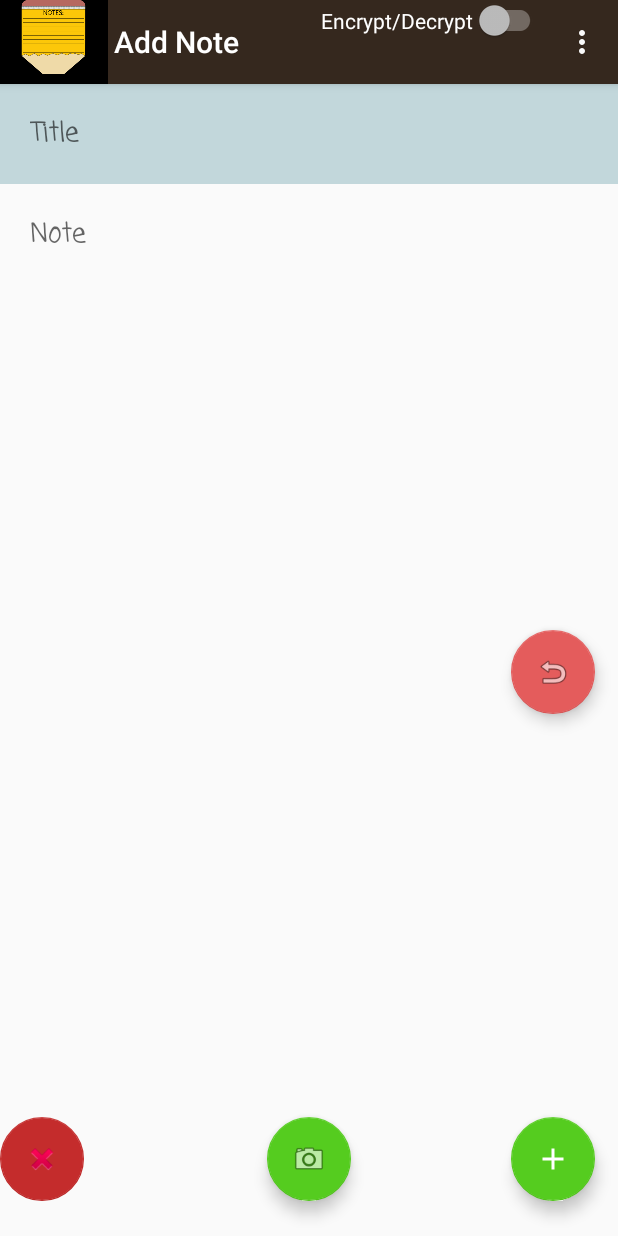
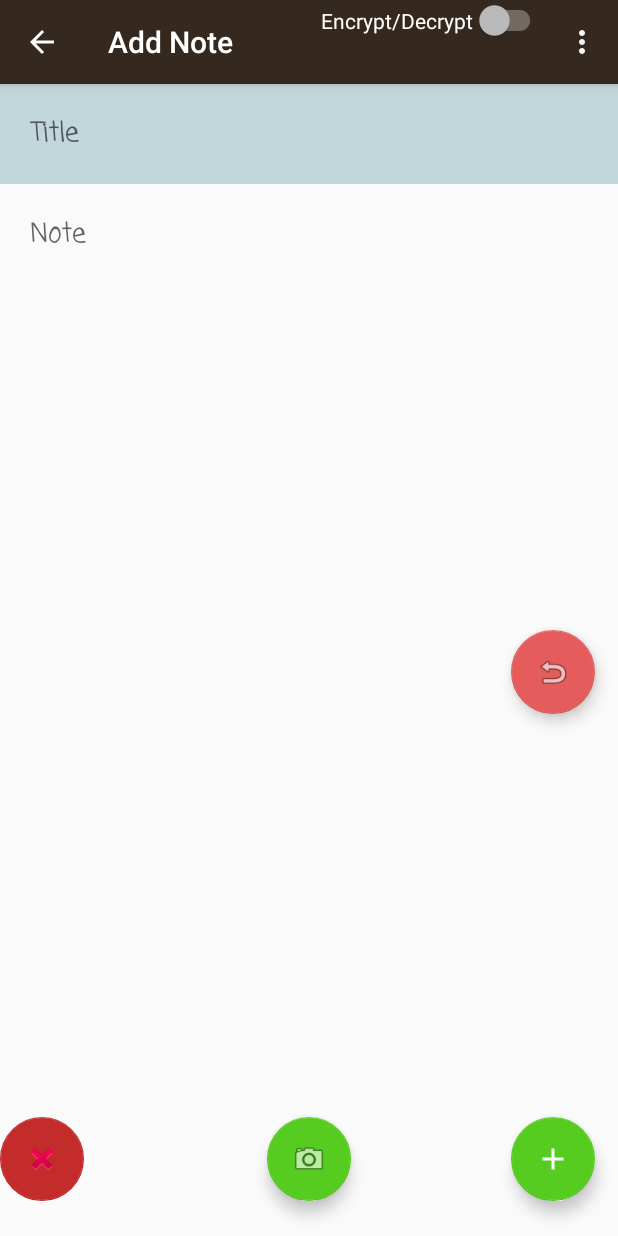
Before and after one commit to EmanuelSadu/NoteEncrypt2, an Android app: the screen it shows after launch (AddNote), after a tap on an icon or button, on a phone screen of 412 x 824 dp. Run offline under Robolectric (Android 15) with nearby library versions, the phone set to English and light mode, and no system bars; our stand-ins replace Room's generated code, Volley; pictures from the network do not load.

Commit message:
Icon change, disable menu items, remove ugly back

```diff
--- a/app/src/main/AndroidManifest.xml
+++ b/app/src/main/AndroidManifest.xml
@@ -16,7 +16,7 @@
     <application
         android:allowBackup="true"
         android:configChanges="orientation|screenSize|keyboardHidden"
-        android:icon="@mipmap/ic_launcher"
+        android:icon="@mipmap/ic_icc"
         android:label="@string/app_name"
         android:roundIcon="@mipmap/ic_iccc_round"
         android:supportsRtl="true"
--- a/app/src/main/java/marius/stana/note/encrypt2/AddNote.java
+++ b/app/src/main/java/marius/stana/note/encrypt2/AddNote.java
@@ -56,7 +56,6 @@ public class AddNote extends AppCompatActivity {
 
 
     private void configureLayout() {
-        Objects.requireNonNull(getSupportActionBar()).setHomeAsUpIndicator(R.mipmap.ic_back);
         Objects.requireNonNull(getSupportActionBar()).setDisplayHomeAsUpEnabled(true);
         position = Integer.parseInt(getIntent().getStringExtra("position"));
 
--- a/app/src/main/java/marius/stana/note/encrypt2/MainActivity.java
+++ b/app/src/main/java/marius/stana/note/encrypt2/MainActivity.java
@@ -350,6 +350,11 @@ public class MainActivity extends AppCompatActivity implements CustomAdapter.Ite
             menu.findItem(R.id.action_toggle_encryption).setVisible(true);
             menu.findItem(R.id.action_toggle_fingerprint).setVisible(true);
         }
+
+
+        menu.findItem(R.id.action_send).setEnabled(false);
+        menu.findItem(R.id.action_receive).setEnabled(false);
+
         return true;
     }
 
```
